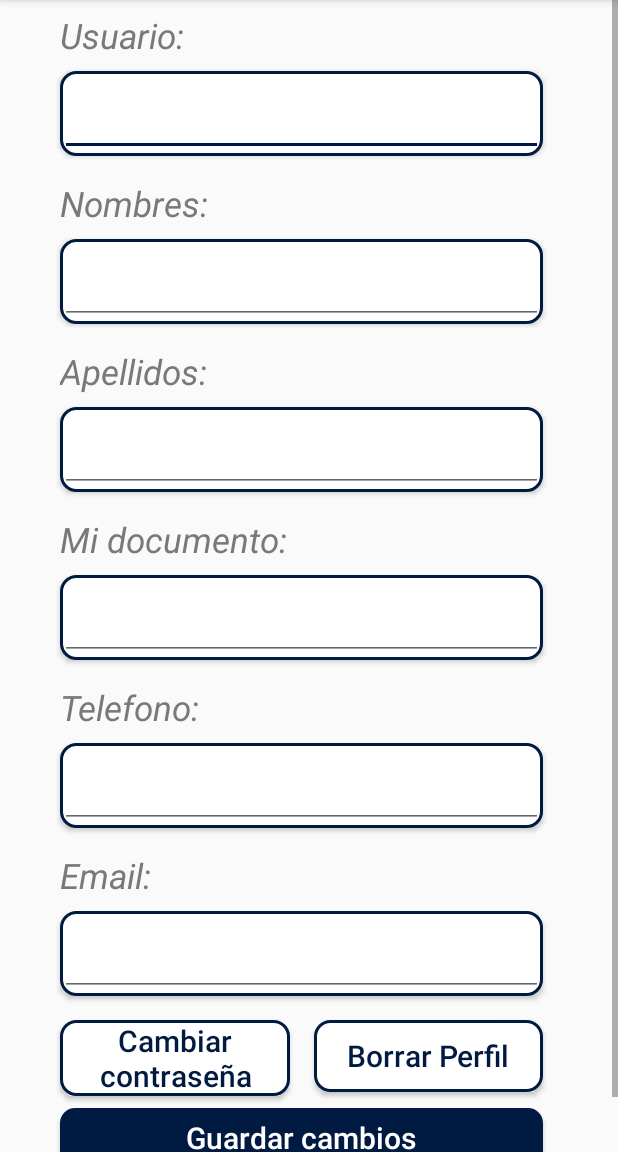
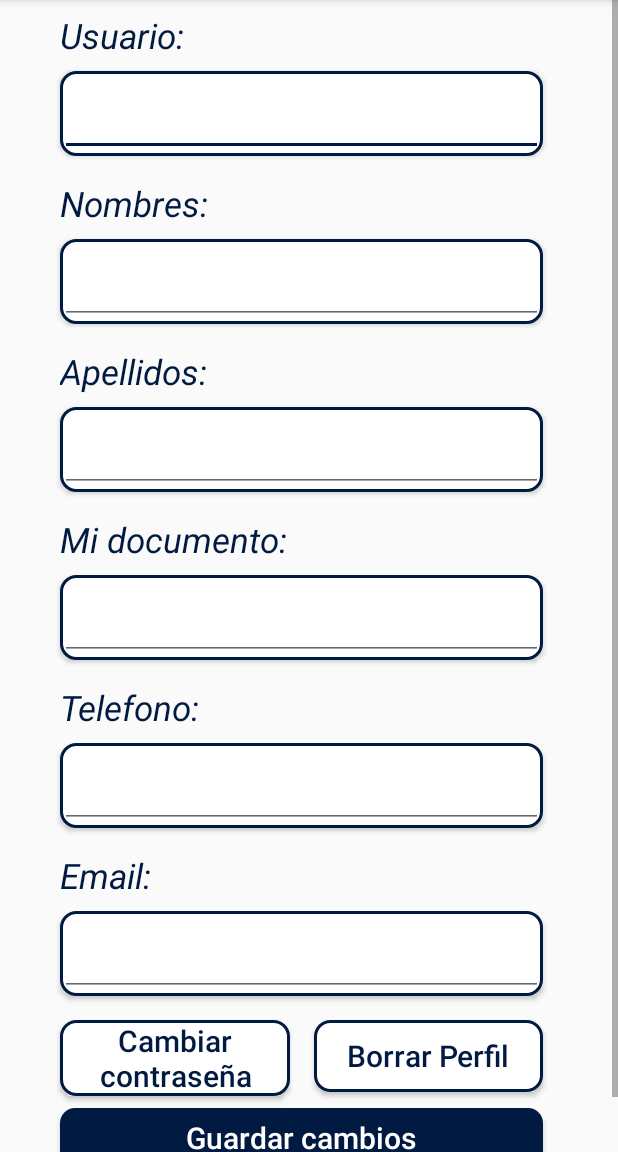
Before and after one commit to JmanCentral/Finazapp, an Android app built with Jetpack Compose: the fragment Perfil shown on its own in the app's theme, on a phone screen of 412 x 824 dp, the part 84-1236 px from its top. Run offline under Robolectric (Android 15) with nearby library versions, the phone set to English and light mode, and no system bars; our stand-ins replace Room's generated code.

Commit message:
Ajuste diseño

```diff
--- a/app/src/main/res/layout/activity_main3.xml
+++ b/app/src/main/res/layout/activity_main3.xml
@@ -14,6 +14,7 @@
         android:layout_marginStart="100dp"
         android:layout_marginTop="300dp"
         android:text="Menu Principal"
+        android:textColor="@color/amarillo_oscuro"
         android:textSize="30sp"
         app:layout_constraintStart_toStartOf="parent"
         app:layout_constraintTop_toTopOf="parent" />
--- a/app/src/main/res/layout/fragment_categorias.xml
+++ b/app/src/main/res/layout/fragment_categorias.xml
@@ -44,6 +44,7 @@
                     android:layout_height="wrap_content"
                     android:layout_marginStart="16dp"
                     android:text="@string/gastos_varios"
+                    android:textColor="@color/amarillo_oscuro"
                     app:layout_constraintBottom_toBottomOf="@id/imgGastosVarios"
                     app:layout_constraintStart_toEndOf="@id/imgGastosVarios" />
 
@@ -113,6 +114,7 @@
                     android:layout_height="wrap_content"
                     android:layout_marginStart="16dp"
                     android:text="@string/alimentos"
+                    android:textColor="@color/amarillo_oscuro"
                     app:layout_constraintBottom_toBottomOf="@id/imgAlimentos"
                     app:layout_constraintStart_toEndOf="@id/imgAlimentos" />
 
@@ -186,6 +188,7 @@
                     android:layout_height="wrap_content"
                     android:layout_marginStart="16dp"
                     android:text="@string/transporte"
+                    android:textColor="@color/amarillo_oscuro"
                     app:layout_constraintBottom_toBottomOf="@id/imgTransporte"
                     app:layout_constraintStart_toEndOf="@id/imgTransporte" />
 
@@ -256,6 +259,7 @@
                     android:layout_height="wrap_content"
                     android:layout_marginStart="16dp"
                     android:text="@string/servicios"
+                    android:textColor="@color/amarillo_oscuro"
                     app:layout_constraintBottom_toBottomOf="@id/imgServicios"
                     app:layout_constraintStart_toEndOf="@id/imgServicios" />
 
@@ -327,6 +331,7 @@
                     android:layout_height="wrap_content"
                     android:layout_marginStart="16dp"
                     android:text="@string/mercado"
+                    android:textColor="@color/amarillo_oscuro"
                     app:layout_constraintBottom_toBottomOf="@id/imgMercado"
                     app:layout_constraintStart_toEndOf="@id/imgMercado" />
 
@@ -397,6 +402,7 @@
                     android:layout_height="wrap_content"
                     android:layout_marginStart="16dp"
                     android:text="@string/disponible"
+                    android:textColor="@color/amarillo_oscuro"
                     app:layout_constraintBottom_toBottomOf="@id/imgDisponible"
                     app:layout_constraintStart_toEndOf="@id/imgDisponible" />
 
--- a/app/src/main/res/layout/fragment_dashboard.xml
+++ b/app/src/main/res/layout/fragment_dashboard.xml
@@ -84,6 +84,7 @@
                     android:layout_height="wrap_content"
                     android:layout_marginStart="16dp"
                     android:text="@string/gastos_varios"
+                    android:textColor="@color/amarillo_oscuro"
                     app:layout_constraintBottom_toBottomOf="@id/imgGastosVarios"
                     app:layout_constraintStart_toEndOf="@id/imgGastosVarios" />
 
@@ -153,6 +154,7 @@
                     android:layout_height="wrap_content"
                     android:layout_marginStart="16dp"
                     android:text="@string/alimentos"
+                    android:textColor="@color/amarillo_oscuro"
                     app:layout_constraintBottom_toBottomOf="@id/imgAlimentos"
                     app:layout_constraintStart_toEndOf="@id/imgAlimentos" />
 
@@ -226,6 +228,7 @@
                     android:layout_height="wrap_content"
                     android:layout_marginStart="16dp"
                     android:text="@string/transporte"
+                    android:textColor="@color/amarillo_oscuro"
                     app:layout_constraintBottom_toBottomOf="@id/imgTransporte"
                     app:layout_constraintStart_toEndOf="@id/imgTransporte" />
 
@@ -296,6 +299,7 @@
                     android:layout_height="wrap_content"
                     android:layout_marginStart="16dp"
                     android:text="@string/servicios"
+                    android:textColor="@color/amarillo_oscuro"
                     app:layout_constraintBottom_toBottomOf="@id/imgServicios"
                     app:layout_constraintStart_toEndOf="@id/imgServicios" />
 
@@ -367,6 +371,7 @@
                     android:layout_height="wrap_content"
                     android:layout_marginStart="16dp"
                     android:text="@string/mercado"
+                    android:textColor="@color/amarillo_oscuro"
                     app:layout_constraintBottom_toBottomOf="@id/imgMercado"
                     app:layout_constraintStart_toEndOf="@id/imgMercado" />
 
@@ -437,6 +442,7 @@
                     android:layout_height="wrap_content"
                     android:layout_marginStart="16dp"
                     android:text="@string/disponible"
+                    android:textColor="@color/amarillo_oscuro"
                     app:layout_constraintBottom_toBottomOf="@id/imgDisponible"
                     app:layout_constraintStart_toEndOf="@id/imgDisponible" />
 
--- a/app/src/main/res/layout/fragment_perfil.xml
+++ b/app/src/main/res/layout/fragment_perfil.xml
@@ -1,12 +1,11 @@
 <?xml version="1.0" encoding="utf-8"?>
-<ScrollView
+<ScrollView xmlns:app="http://schemas.android.com/apk/res-auto"
+    xmlns:tools="http://schemas.android.com/tools"
     android:id="@+id/scrollView"
     android:layout_width="match_parent"
     android:layout_height="match_parent"
     xmlns:android="http://schemas.android.com/apk/res/android">
     <androidx.constraintlayout.widget.ConstraintLayout android:id="@+id/layout"
-        xmlns:app="http://schemas.android.com/apk/res-auto"
-        xmlns:tools="http://schemas.android.com/tools"
         android:layout_width="match_parent"
         android:layout_height="wrap_content"
         android:layout_marginBottom="8dp"
@@ -18,13 +17,12 @@
             style="@style/TxtNegroMedianoItalic"
             android:layout_width="match_parent"
             android:layout_height="wrap_content"
+            android:layout_marginStart="40dp"
             android:layout_marginTop="8dp"
-            android:layout_marginBottom="8dp"
-            android:layout_marginStart="40dp"
-            android:layout_marginEnd="8dp"
             android:text="@string/usuario"
-            app:layout_constraintTop_toTopOf="parent"
-            app:layout_constraintStart_toStartOf="parent"/>
+            android:textColor="@color/amarillo_oscuro"
+            app:layout_constraintStart_toStartOf="parent"
+            app:layout_constraintTop_toTopOf="parent" />
 
         <com.google.android.material.textfield.TextInputLayout
             android:id="@+id/wrapperinputUsuario"
@@ -53,13 +51,12 @@
             style="@style/TxtNegroMedianoItalic"
             android:layout_width="match_parent"
             android:layout_height="wrap_content"
+            android:layout_marginStart="40dp"
             android:layout_marginTop="16dp"
-            android:layout_marginBottom="8dp"
-            android:layout_marginStart="40dp"
-            android:layout_marginEnd="8dp"
             android:text="@string/nombres"
-            app:layout_constraintTop_toBottomOf ="@id/wrapperinputUsuario"
-            app:layout_constraintStart_toStartOf="parent"/>
+            android:textColor="@color/amarillo_oscuro"
+            app:layout_constraintStart_toStartOf="parent"
+            app:layout_constraintTop_toBottomOf="@id/wrapperinputUsuario" />
 
         <com.google.android.material.textfield.TextInputLayout
             android:id="@+id/wrapperinputNombres"
@@ -88,13 +85,12 @@
             style="@style/TxtNegroMedianoItalic"
             android:layout_width="match_parent"
             android:layout_height="wrap_content"
+            android:layout_marginStart="40dp"
             android:layout_marginTop="16dp"
-            android:layout_marginBottom="8dp"
-            android:layout_marginStart="40dp"
-            android:layout_marginEnd="8dp"
             android:text="@string/apellidos"
-            app:layout_constraintTop_toBottomOf ="@id/wrapperinputNombres"
-            app:layout_constraintStart_toStartOf="parent"/>
+            android:textColor="@color/amarillo_oscuro"
+            app:layout_constraintStart_toStartOf="parent"
+            app:layout_constraintTop_toBottomOf="@id/wrapperinputNombres" />
 
         <com.google.android.material.textfield.TextInputLayout
             android:id="@+id/wrapperinputApellidos"
@@ -122,13 +118,12 @@
             style="@style/TxtNegroMedianoItalic"
             android:layout_width="match_parent"
             android:layout_height="wrap_content"
+            android:layout_marginStart="40dp"
             android:layout_marginTop="16dp"
-            android:layout_marginBottom="8dp"
-            android:layout_marginStart="40dp"
-            android:layout_marginEnd="8dp"
             android:text="@string/doc"
-            app:layout_constraintTop_toBottomOf ="@id/wrapperinputApellidos"
-            app:layout_constraintStart_toStartOf="parent"/>
+            android:textColor="@color/amarillo_oscuro"
+            app:layout_constraintStart_toStartOf="parent"
+            app:layout_constraintTop_toBottomOf="@id/wrapperinputApellidos" />
 
         <com.google.android.material.textfield.TextInputLayout
             android:id="@+id/wrapperinputDoc"
@@ -156,13 +151,12 @@
             style="@style/TxtNegroMedianoItalic"
             android:layout_width="match_parent"
             android:layout_height="wrap_content"
+            android:layout_marginStart="40dp"
             android:layout_marginTop="16dp"
-            android:layout_marginBottom="8dp"
-            android:layout_marginStart="40dp"
-            android:layout_marginEnd="8dp"
             android:text="@string/tel"
-            app:layout_constraintTop_toBottomOf ="@id/wrapperinputDoc"
-            app:layout_constraintStart_toStartOf="parent"/>
+            android:textColor="@color/amarillo_oscuro"
+            app:layout_constraintStart_toStartOf="parent"
+            app:layout_constraintTop_toBottomOf="@id/wrapperinputDoc" />
 
         <com.google.android.material.textfield.TextInputLayout
             android:id="@+id/wrapperinputTel"
@@ -189,13 +183,12 @@
             style="@style/TxtNegroMedianoItalic"
             android:layout_width="match_parent"
             android:layout_height="wrap_content"
+            android:layout_marginStart="40dp"
             android:layout_marginTop="16dp"
-            android:layout_marginBottom="8dp"
-            android:layout_marginStart="40dp"
-            android:layout_marginEnd="8dp"
             android:text="@string/mail"
-            app:layout_constraintTop_toBottomOf ="@id/wrapperinputTel"
-            app:layout_constraintStart_toStartOf="parent"/>
+            android:textColor="@color/amarillo_oscuro"
+            app:layout_constraintStart_toStartOf="parent"
+            app:layout_constraintTop_toBottomOf="@id/wrapperinputTel" />
 
         <com.google.android.material.textfield.TextInputLayout
             android:id="@+id/wrapperinputMail"
```
Also changed, not shown: app/src/main/res/layout/activity_main.xml (+8 -4 lines), app/src/main/res/layout/activity_registro.xml (+20 -25 lines).
